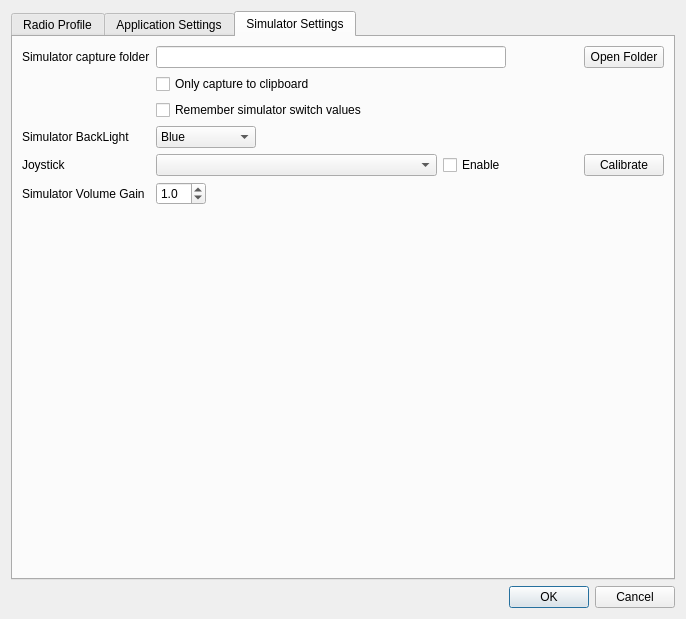
The window that companion/src/apppreferencesdialog.ui (opentx/opentx) describes before a commit, drawn with Qt 5.
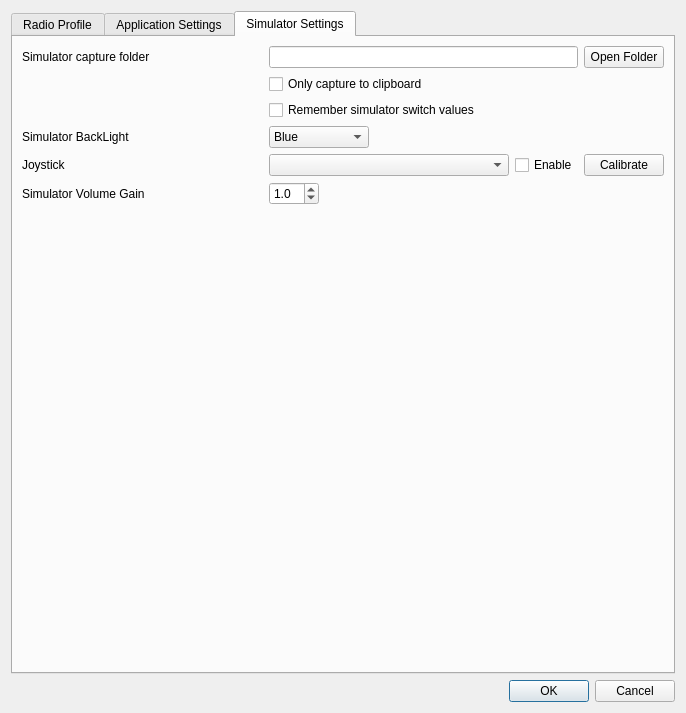
The same window after the commit. The open tabs and pages were chosen to show the change.

What changed in the file:
```diff
--- a/companion/src/apppreferencesdialog.ui
+++ b/companion/src/apppreferencesdialog.ui
@@ -7,7 +7,7 @@
     <x>0</x>
     <y>0</y>
     <width>686</width>
-    <height>619</height>
+    <height>713</height>
    </rect>
   </property>
   <property name="sizePolicy">
@@ -233,7 +233,7 @@
           </size>
          </property>
          <property name="frameShape">
-          <enum>QFrame::Panel</enum>
+          <enum>QFrame::StyledPanel</enum>
          </property>
          <property name="frameShadow">
           <enum>QFrame::Plain</enum>
@@ -912,7 +912,17 @@
        <string>Simulator Settings</string>
       </attribute>
       <layout class="QGridLayout" name="gridLayout_4">
-       <item row="5" column="4">
+       <item row="5" column="1">
+        <widget class="QComboBox" name="joystickCB">
+         <property name="sizePolicy">
+          <sizepolicy hsizetype="MinimumExpanding" vsizetype="Fixed">
+           <horstretch>0</horstretch>
+           <verstretch>0</verstretch>
+          </sizepolicy>
+         </property>
+        </widget>
+       </item>
+       <item row="5" column="3">
         <widget class="QPushButton" name="joystickcalButton">
          <property name="text">
           <string>Calibrate</string>
@@ -974,7 +984,7 @@
          </property>
         </spacer>
        </item>
-       <item row="1" column="1" colspan="4">
+       <item row="1" column="1" colspan="3">
         <widget class="QCheckBox" name="snapshotClipboardCKB">
          <property name="text">
           <string>Only capture to clipboard</string>
@@ -989,29 +999,6 @@
         </widget>
        </item>
        <item row="0" column="3">
-        <spacer name="horizontalSpacer_2">
-         <property name="orientation">
-          <enum>Qt::Horizontal</enum>
-         </property>
-         <property name="sizeHint" stdset="0">
-          <size>
-           <width>40</width>
-           <height>20</height>
-          </size>
-         </property>
-        </spacer>
-       </item>
-       <item row="5" column="1">
-        <widget class="QComboBox" name="joystickCB">
-         <property name="sizePolicy">
-          <sizepolicy hsizetype="MinimumExpanding" vsizetype="Fixed">
-           <horstretch>0</horstretch>
-           <verstretch>0</verstretch>
-          </sizepolicy>
-         </property>
-        </widget>
-       </item>
-       <item row="0" column="4">
         <widget class="QPushButton" name="snapshotPathButton">
          <property name="text">
           <string>Open Folder</string>
@@ -1055,9 +1042,15 @@
          <property name="enabled">
           <bool>true</bool>
          </property>
+         <property name="sizePolicy">
+          <sizepolicy hsizetype="MinimumExpanding" vsizetype="Fixed">
+           <horstretch>0</horstretch>
+           <verstretch>0</verstretch>
+          </sizepolicy>
+         </property>
          <property name="minimumSize">
           <size>
-           <width>350</width>
+           <width>0</width>
            <height>0</height>
           </size>
          </property>
@@ -1066,7 +1059,7 @@
          </property>
         </widget>
        </item>
-       <item row="2" column="1" colspan="4">
+       <item row="2" column="1" colspan="3">
         <widget class="QCheckBox" name="simuSW">
          <property name="text">
           <string>Remember simulator switch values</string>
```
